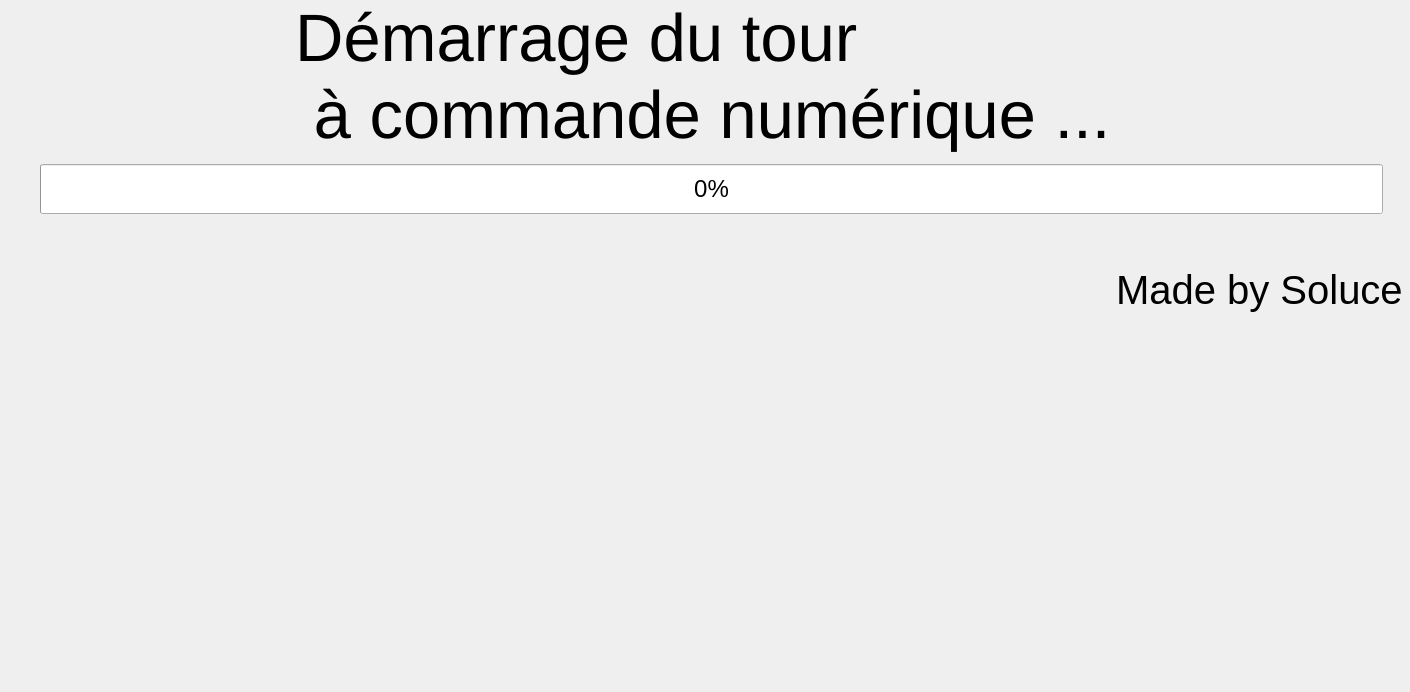
Old version of the form Views/StartUp.ui in the repository Soluce-Development/Maquette.
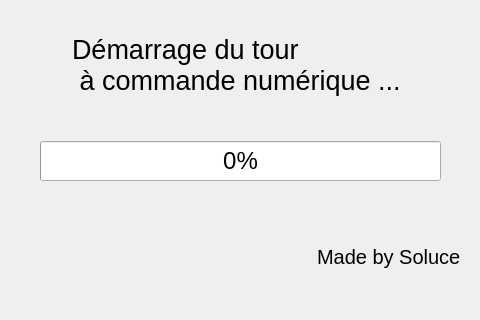
New version of the form.

Commit message: adaptation of UI design for 3.5' screen

What changed in the file:
```diff
--- a/Views/StartUp.ui
+++ b/Views/StartUp.ui
@@ -9,14 +9,26 @@
    <rect>
     <x>0</x>
     <y>0</y>
-    <width>1410</width>
-    <height>692</height>
+    <width>480</width>
+    <height>320</height>
    </rect>
   </property>
   <property name="minimumSize">
    <size>
-    <width>1</width>
-    <height>10</height>
+    <width>480</width>
+    <height>320</height>
+   </size>
+  </property>
+  <property name="maximumSize">
+   <size>
+    <width>480</width>
+    <height>320</height>
+   </size>
+  </property>
+  <property name="sizeIncrement">
+   <size>
+    <width>0</width>
+    <height>0</height>
    </size>
   </property>
   <property name="windowTitle">
@@ -27,8 +39,8 @@
     <rect>
      <x>0</x>
      <y>0</y>
-     <width>1423</width>
-     <height>355</height>
+     <width>481</width>
+     <height>321</height>
     </rect>
    </property>
    <layout class="QVBoxLayout" name="verticalLayout">
@@ -51,13 +63,13 @@
        <widget class="QLabel" name="label_2">
         <property name="font">
          <font>
-          <pointsize>50</pointsize>
+          <pointsize>20</pointsize>
          </font>
         </property>
         <property name="styleSheet">
          <string notr="true">QLabel {
 	qproperty-alignment: AlignCenter;
-	font-size: 50pt;
+	font-size: 20pt;
 }</string>
         </property>
         <property name="text">
@@ -122,14 +134,14 @@
         </property>
         <property name="minimumSize">
          <size>
-          <width>150</width>
-          <height>50</height>
+          <width>10</width>
+          <height>10</height>
          </size>
         </property>
         <property name="maximumSize">
          <size>
-          <width>16777215</width>
-          <height>16777215</height>
+          <width>100000</width>
+          <height>40</height>
          </size>
         </property>
         <property name="font">
@@ -149,6 +161,9 @@
 }
 </string>
         </property>
+        <property name="maximum">
+         <number>104</number>
+        </property>
         <property name="value">
          <number>0</number>
         </property>
@@ -207,13 +222,13 @@
        <widget class="QLabel" name="label">
         <property name="font">
          <font>
-          <pointsize>30</pointsize>
+          <pointsize>15</pointsize>
          </font>
         </property>
         <property name="styleSheet">
          <string notr="true">QLabel {
 	qproperty-alignment: AlignCenter;
-	font-size: 30pt;
+	font-size: 15pt;
 }</string>
         </property>
         <property name="text">
```
The commit also changes 5 other files.
